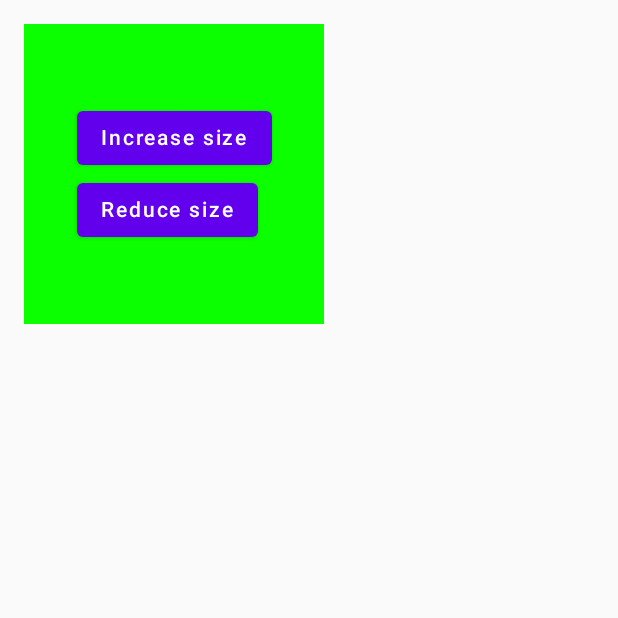
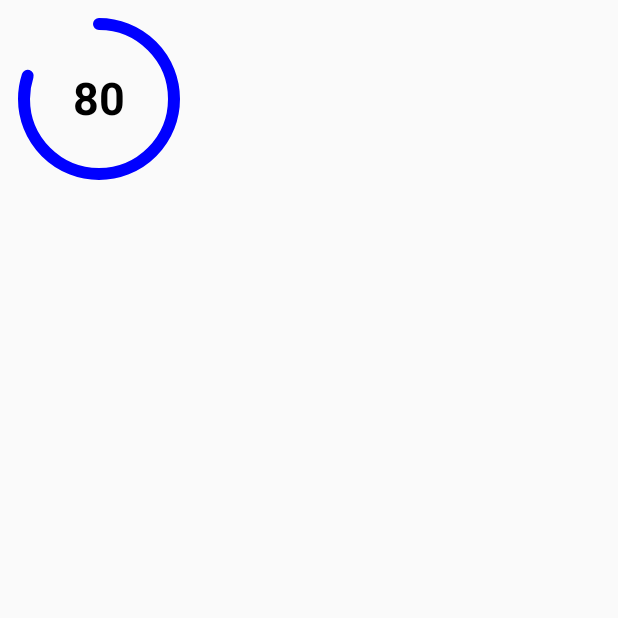
Before and after one commit to DeonWaju/JetpackCompose, an Android app built with Jetpack Compose: the screen it shows after launch (MainActivity), on a phone screen of 412 x 824 dp, the top half of it. Run offline under Robolectric (Android 15) with nearby library versions, the phone set to English and light mode, and no system bars; our stand-ins replace constraintlayout-compose.

```diff
--- a/app/src/main/java/com/example/composetutorial/MainActivity.kt
+++ b/app/src/main/java/com/example/composetutorial/MainActivity.kt
@@ -5,10 +5,7 @@ import androidx.activity.ComponentActivity
 import androidx.activity.compose.setContent
 import androidx.compose.animation.animateColor
 import androidx.compose.animation.core.*
-import androidx.compose.foundation.BorderStroke
-import androidx.compose.foundation.Image
-import androidx.compose.foundation.background
-import androidx.compose.foundation.border
+import androidx.compose.foundation.*
 import androidx.compose.foundation.layout.*
 import androidx.compose.foundation.lazy.LazyColumn
 import androidx.compose.foundation.lazy.LazyRow
@@ -19,12 +16,17 @@ import androidx.compose.ui.Alignment
 import androidx.compose.ui.Modifier
 import androidx.compose.ui.graphics.Brush
 import androidx.compose.ui.graphics.Color
+import androidx.compose.ui.graphics.StrokeCap
+import androidx.compose.ui.graphics.drawscope.Stroke
 import androidx.compose.ui.graphics.painter.Painter
 import androidx.compose.ui.layout.ContentScale
 import androidx.compose.ui.layout.layoutId
 import androidx.compose.ui.res.painterResource
 import androidx.compose.ui.text.TextStyle
+import androidx.compose.ui.text.font.FontWeight
 import androidx.compose.ui.tooling.preview.Preview
+import androidx.compose.ui.unit.Dp
+import androidx.compose.ui.unit.TextUnit
 import androidx.compose.ui.unit.dp
 import androidx.compose.ui.unit.sp
 import androidx.constraintlayout.compose.ChainStyle
@@ -69,7 +71,7 @@ fun Animation() {
 
     val infiniteTransition = rememberInfiniteTransition()
     val color by infiniteTransition.animateColor(
-        initialValue = Color.Red ,
+        initialValue = Color.Red,
         targetValue = Color.Green,
         animationSpec = infiniteRepeatable(
             tween(durationMillis = 3000),
@@ -209,6 +211,56 @@ fun ImageCard(
 
 }
 
+@Composable
+fun CircularProgressBar(
+    percentage: Float,
+    number: Int,
+    fontSize: TextUnit = 30.sp,
+    radius: Dp = 50.dp,
+    color: Color = Color.Blue,
+    strokeWidth: Dp = 8.dp,
+    animDuration: Int = 1000,
+    animeDelay: Int = 0
+
+) {
+   var animationPlayed by remember {
+       mutableStateOf(false)
+   }
+    var curPercentage = animateFloatAsState(
+        targetValue = if (animationPlayed) percentage else 0f,
+        animationSpec = tween(
+            durationMillis = animDuration,
+            delayMillis = animeDelay
+        )
+    )
+    LaunchedEffect(key1 = true) {
+        animationPlayed = true
+    }
+
+    Box(
+        contentAlignment = Alignment.Center,
+        modifier = Modifier.size(radius * 2f)
+    ) {
+        Canvas(modifier = Modifier.size(radius * 2f)) {
+            drawArc(
+                color = color,
+                startAngle = -90f,
+                sweepAngle = 360 * curPercentage.value,
+                useCenter = false,
+                style = Stroke(strokeWidth.toPx(), cap = StrokeCap.Round)
+            )
+        }
+
+        Text(
+            text = (curPercentage.value * number).toInt().toString(),
+            color = Color.Black,
+            fontSize = fontSize,
+            fontWeight = FontWeight.Bold
+        )
+    }
+
+}
+
 @Preview(showBackground = true)
 @Composable
 fun DefaultPreview() {
@@ -219,6 +271,6 @@ fun DefaultPreview() {
             .fillMaxWidth()
             .padding(16.dp)
     ) {
-        Animation()
+        CircularProgressBar(percentage = 0.8f, number = 100)
     }
 }
```
